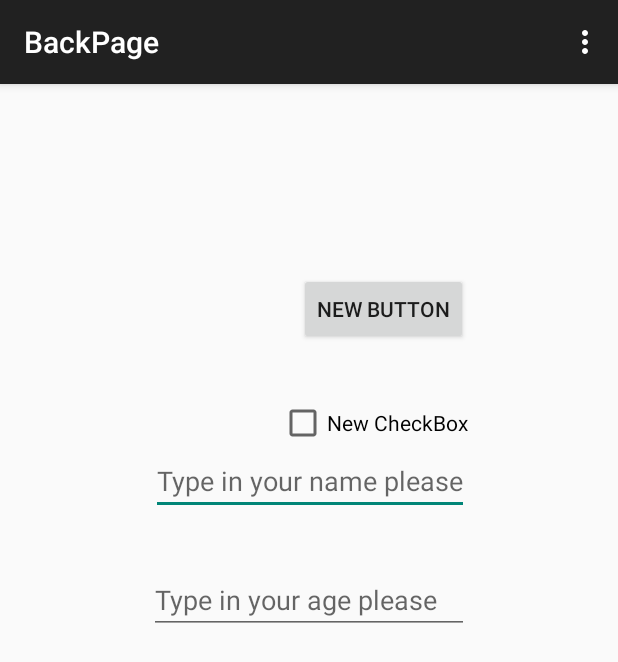
After one commit to BodieShane/StateApp, an Android app: the BackPage screen opened directly, with no data from a screen before it, on a phone screen of 412 x 824 dp. The commit adds this screen. Shown: the top 662 px of the screen. Run offline under Robolectric (Android 15) with nearby library versions, the phone set to English and light mode, and no system bars; 5 statements that could not run were skipped.

Commit message:
added some screen changing magic.

```diff
--- a/app/src/main/AndroidManifest.xml
+++ b/app/src/main/AndroidManifest.xml
@@ -3,7 +3,7 @@
     package="ctec.stateapp" >
 
     <application
-        android:name="ctec.stateapp.model.AndroidSaveState"
+        android:name=".model.AndroidSaveState"
         android:allowBackup="true"
         android:icon="@mipmap/ic_launcher"
         android:label="@string/app_name"
@@ -17,6 +17,10 @@
                 <category android:name="android.intent.category.LAUNCHER" />
             </intent-filter>
         </activity>
+        <activity
+            android:name=".controller.BackPage"
+            android:label="@string/title_activity_back_page" >
+        </activity>
     </application>
 
 </manifest>
--- a/app/src/main/java/ctec/stateapp/StateActivity.java
+++ b/app/src/main/java/ctec/stateapp/StateActivity.java
@@ -4,6 +4,7 @@ import android.support.v7.app.AppCompatActivity;
 import android.os.Bundle;
 import android.view.Menu;
 import android.view.MenuItem;
+
 
 public class StateActivity extends AppCompatActivity {
 
--- /dev/null
+++ b/app/src/main/java/ctec/stateapp/controller/BackPage.java
@@ -0,0 +1,78 @@
+package ctec.stateapp.controller;
+
+import android.content.Intent;
+import android.support.v7.app.AppCompatActivity;
+import android.os.Bundle;
+import android.view.Menu;
+import android.view.MenuItem;
+import android.widget.Button;
+import android.widget.EditText;
+import android.widget.CheckBox;
+
+
+import ctec.stateapp.R;
+
+public class BackPage extends AppCompatActivity {
+
+    private Button sendToOtherScreenButton;
+    private EditText nameText;
+    private EditText ageText;
+    private CheckBox tiredBox;
+
+
+
+
+    @Override
+    protected void onCreate(Bundle savedInstanceState) {
+        super.onCreate(savedInstanceState);
+        setContentView(R.layout.activity_back_page);
+
+        saveState = getAppliction();
+
+        sendToOtherScreenButton = (Button) findViewById(R.id.submitButton);
+        nameText = (EditText) findViewById(R.id.nameText);
+        ageText= (EditText) findViewById(R.id.ageText);
+        tiredBox = (CheckBox) findViewById(R.id.isTiredBox);
+    }
+
+    @Override
+    public boolean onCreateOptionsMenu(Menu menu) {
+        // Inflate the menu; this adds items to the action bar if it is present.
+        getMenuInflater().inflate(R.menu.menu_back_page, menu);
+        return true;
+    }
+    private void setupListener()
+    {
+        sendToOtherScreenBuon.setOnClickListener(new View.OnClickListener()
+        {
+            String name = nameText.getText().toString();
+           int age = Integer.parseInt(ageText.getText().toString());
+            boolean tired = tiredBox.isChecked();
+
+            saveState.setAge(age);
+            saveState.setUserName(name);
+            saveState.IsTired(tired);
+
+            Intent newScreenIntent = new Intent(clickView.getContext(), BackPageActivity.class);
+            startActivityForResult (newScreenIntent, 0);
+
+        });
+
+    }
+
+
+    @Override
+    public boolean onOptionsItemSelected(MenuItem item) {
+        // Handle action bar item clicks here. The action bar will
+        // automatically handle clicks on the Home/Up button, so long
+        // as you specify a parent activity in AndroidManifest.xml.
+        int id = item.getItemId();
+
+        //noinspection SimplifiableIfStatement
+        if (id == R.id.action_settings) {
+            return true;
+        }
+
+        return super.onOptionsItemSelected(item);
+    }
+}
--- /dev/null
+++ b/app/src/main/res/layout/activity_back_page.xml
@@ -0,0 +1,53 @@
+<RelativeLayout xmlns:android="http://schemas.android.com/apk/res/android"
+    xmlns:tools="http://schemas.android.com/tools" android:layout_width="match_parent"
+    android:layout_height="match_parent" android:paddingLeft="@dimen/activity_horizontal_margin"
+    android:paddingRight="@dimen/activity_horizontal_margin"
+    android:paddingTop="@dimen/activity_vertical_margin"
+    android:paddingBottom="@dimen/activity_vertical_margin"
+    tools:context="ctec.stateapp.controller.BackPage">
+
+    <Button
+        android:layout_width="wrap_content"
+        android:layout_height="wrap_content"
+        android:text="New Button"
+        android:id="@+id/SubmitButton"
+        android:layout_alignParentTop="true"
+        android:layout_alignParentRight="true"
+        android:layout_alignParentEnd="true"
+        android:layout_marginRight="84dp"
+        android:layout_marginEnd="84dp"
+        android:layout_marginTop="110dp" />
+
+    <CheckBox
+        android:layout_width="wrap_content"
+        android:layout_height="wrap_content"
+        android:text="New CheckBox"
+        android:id="@+id/isTired"
+        android:layout_below="@+id/SubmitButton"
+        android:layout_alignRight="@+id/SubmitButton"
+        android:layout_alignEnd="@+id/SubmitButton"
+        android:layout_marginTop="36dp"
+        android:hint="Are you tired?" />
+
+    <EditText
+        android:layout_width="wrap_content"
+        android:layout_height="wrap_content"
+        android:id="@+id/NameText"
+        android:layout_below="@+id/isTired"
+        android:layout_toStartOf="@+id/SubmitButton"
+        android:hint="Type in your name please"
+        android:layout_alignRight="@+id/AgeText"
+        android:layout_alignEnd="@+id/AgeText" />
+
+    <EditText
+        android:layout_width="wrap_content"
+        android:layout_height="wrap_content"
+        android:inputType="number"
+        android:ems="10"
+        android:id="@+id/AgeText"
+        android:layout_below="@+id/NameText"
+        android:layout_centerHorizontal="true"
+        android:layout_marginTop="34dp"
+        android:hint="Type in your age please" />
+
+</RelativeLayout>
--- /dev/null
+++ b/app/src/main/res/menu/menu_back_page.xml
@@ -0,0 +1,6 @@
+<menu xmlns:android="http://schemas.android.com/apk/res/android"
+    xmlns:app="http://schemas.android.com/apk/res-auto"
+    xmlns:tools="http://schemas.android.com/tools" tools:context="ctec.stateapp.controller.BackPage">
+    <item android:id="@+id/action_settings" android:title="@string/action_settings"
+        android:orderInCategory="100" app:showAsAction="never" />
+</menu>
--- a/app/src/main/res/values/strings.xml
+++ b/app/src/main/res/values/strings.xml
@@ -3,4 +3,5 @@
 
     <string name="hello_world">Hello world!</string>
     <string name="action_settings">Settings</string>
+    <string name="title_activity_back_page">BackPage</string>
 </resources>
```
Also changed, not shown: app/src/main/java/ctec/stateapp/controller/Packageclass.java (added, +7 -0 lines), app/src/main/res/layout/activity_state.xml (+19 -2 lines).
